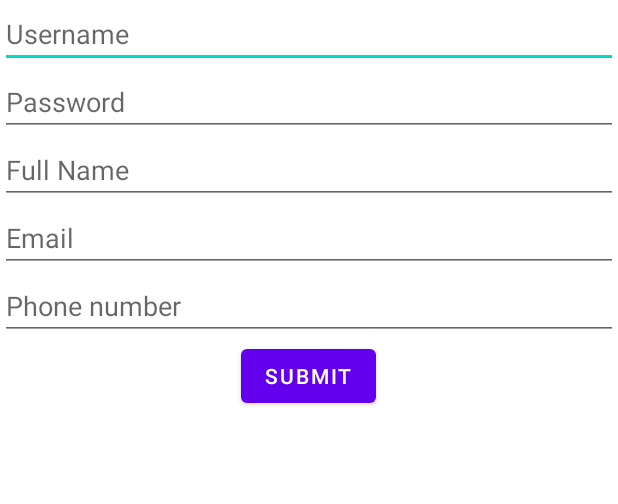
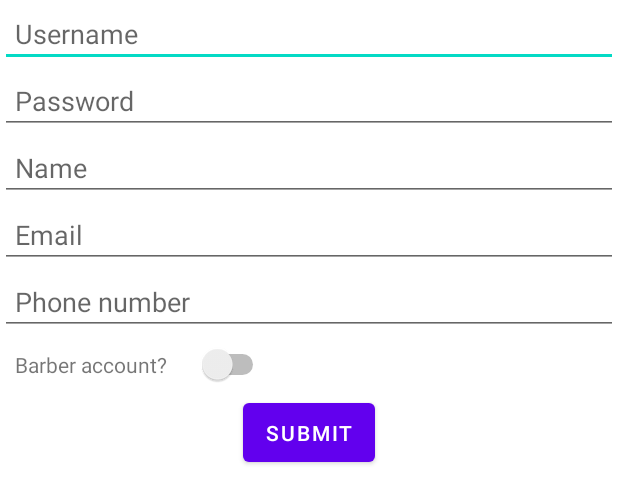
Before and after one commit to Mitchangoes408/TheShop, an Android app: the layout registration_form.xml on its own in the app's theme, with its tools: preview values and no code run, on a phone screen of 412 x 824 dp. Shown: the top 504 px of the screen. Run offline under Robolectric (Android 15) with nearby library versions, the phone set to English and light mode, and no system bars.

Commit message:
Added a registration form and adjusted the DataBaseHelper to accept more data

```diff
--- a/app/src/main/java/com/main/theshop/DataBaseHelper.java
+++ b/app/src/main/java/com/main/theshop/DataBaseHelper.java
@@ -19,6 +19,7 @@ public class DataBaseHelper extends SQLiteOpenHelper {
     public static final String USERS_COLUMN_FULLNAME = "name";
     public static final String USERS_COLUMN_EMAIL = "email";
     public static final String USERS_COLUMN_NUMBER = "number";
+    public static final String USERS_COLUMN_CLIENT = "isClient";
     private HashMap hp;
 
     public DataBaseHelper(Context context){
@@ -39,7 +40,7 @@ public class DataBaseHelper extends SQLiteOpenHelper {
         onCreate(database);
     }
 
-    public boolean insertUser (String username, String password, String fullName, String email, String phoneNumber) {
+    public boolean insertUser (String username, String password, String fullName, String email, String phoneNumber, Boolean isClient) {
         SQLiteDatabase database = this.getWritableDatabase();
         ContentValues contentValues = new ContentValues();
         contentValues.put("username", username);
@@ -47,6 +48,7 @@ public class DataBaseHelper extends SQLiteOpenHelper {
         contentValues.put("name", fullName);
         contentValues.put("email", email);
         contentValues.put("number", phoneNumber);
+        contentValues.put("isClient", isClient);
         database.insert("users", null, contentValues);
         return true;
     }
@@ -72,7 +74,7 @@ public class DataBaseHelper extends SQLiteOpenHelper {
         return true;
     }
 
-    public Integer deleteContact(Integer id) {
+    public Integer deleteUser(Integer id) {
         SQLiteDatabase database = this.getWritableDatabase();
         return database.delete("contacts",
                 "id = ? ",
--- a/app/src/main/res/layout/registration_form.xml
+++ b/app/src/main/res/layout/registration_form.xml
@@ -11,24 +11,28 @@
         <EditText
             android:layout_width="match_parent"
             android:layout_height="wrap_content"
+            android:padding="10dp"
             android:id="@+id/username_register"
             android:hint="Username" />
 
         <EditText
             android:layout_width="match_parent"
             android:layout_height="wrap_content"
+            android:padding="10dp"
             android:id="@+id/password_register"
             android:hint="Password" />
 
         <EditText
             android:layout_width="match_parent"
             android:layout_height="wrap_content"
+            android:padding="10dp"
             android:id="@+id/fullname_register"
-            android:hint="Full Name" />
+            android:hint="Name" />
 
         <EditText
             android:layout_width="match_parent"
             android:layout_height="wrap_content"
+            android:padding="10dp"
             android:id="@+id/email_register"
             android:inputType="textEmailAddress"
             android:hint="Email" />
@@ -36,13 +40,34 @@
         <EditText
             android:layout_width="match_parent"
             android:layout_height="wrap_content"
+            android:padding="10dp"
             android:id="@+id/phone_register"
             android:inputType="phone"
             android:hint="Phone number" />
+        <LinearLayout
+            android:layout_width="match_parent"
+            android:layout_height="wrap_content" >
+            <TextView
+                android:layout_width="wrap_content"
+                android:layout_height="wrap_content"
+                android:padding="10dp"
+                android:text="Barber account?" />
+
+            <Switch
+                android:layout_width="wrap_content"
+                android:layout_height="wrap_content"
+                android:padding="10dp"/>
+
+
+
+        </LinearLayout>
+
+
 
         <Button
             android:layout_width="wrap_content"
             android:layout_height="wrap_content"
+            android:padding="10dp"
             android:text="Submit"
             android:layout_gravity="center"/>
 
```
